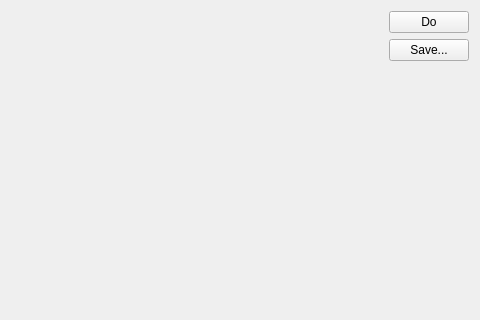
The window that src/work-app/mainwindow.ui (rasimbot/magic-renderer) describes before a commit, drawn with Qt 5; both pictures show x 141 to 621 and y 0 to 320 of the 621 by 522 pixel window.
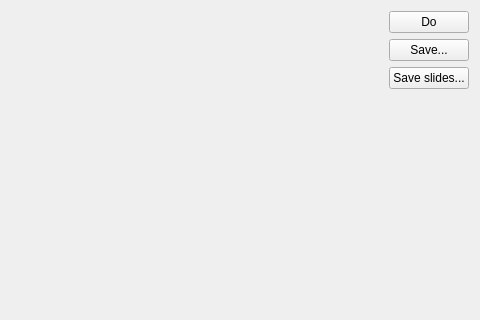
The same window after the commit.

The edit to the form file:
```diff
--- a/src/work-app/mainwindow.ui
+++ b/src/work-app/mainwindow.ui
@@ -42,6 +42,13 @@
          </property>
         </widget>
        </item>
+       <item>
+        <widget class="QPushButton" name="pushButton_saveSlides">
+         <property name="text">
+          <string>Save slides...</string>
+         </property>
+        </widget>
+       </item>
        <item>
         <spacer name="verticalSpacer">
          <property name="orientation">
```
